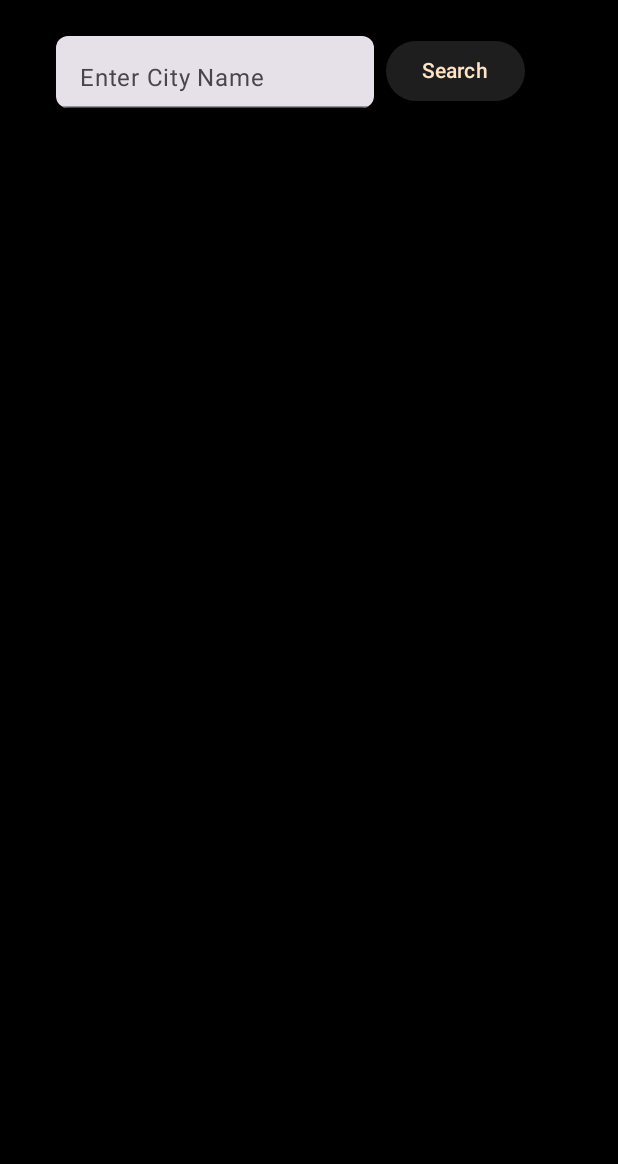
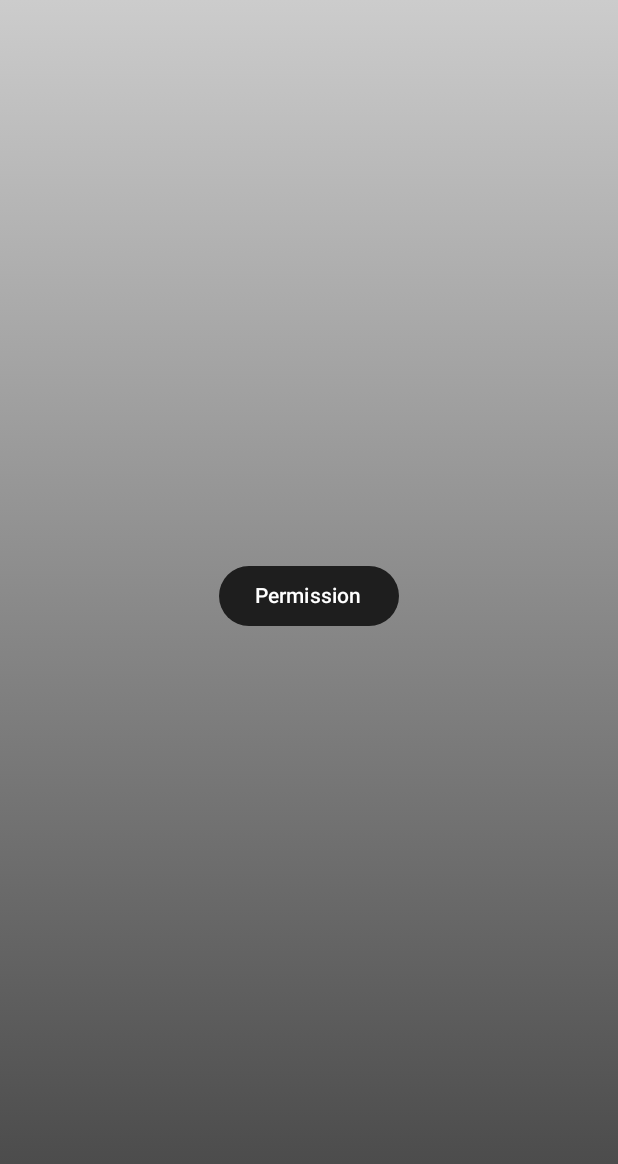
Before and after one commit to VasuB0612/Feather, an Android app built with Jetpack Compose: the screen it shows after launch (MainActivity), on a phone screen of 412 x 824 dp. Shown: the top 1164 px of the screen. Run offline under Robolectric (Android 15) with nearby library versions, the phone set to English and light mode, and no system bars.

Commit message:
Added the location functionality

```diff
--- a/app/build.gradle.kts
+++ b/app/build.gradle.kts
@@ -70,4 +70,5 @@ dependencies {
     debugImplementation("androidx.compose.ui:ui-test-manifest")
     implementation("com.squareup.retrofit2:retrofit:2.9.0")
     implementation("com.squareup.retrofit2:converter-gson:2.9.0")
+    implementation("com.google.accompanist:accompanist-permissions:0.35.0-alpha")
 }
--- a/app/src/main/AndroidManifest.xml
+++ b/app/src/main/AndroidManifest.xml
@@ -3,6 +3,8 @@
     xmlns:tools="http://schemas.android.com/tools">
 
     <uses-permission android:name="android.permission.INTERNET" />
+    <uses-permission android:name="android.permission.ACCESS_FINE_LOCATION" />
+    <uses-permission android:name="android.permission.ACCESS_COARSE_LOCATION" />
 
     <application
         android:allowBackup="true"
--- a/app/src/main/java/com/example/weatherapp/MainActivity.kt
+++ b/app/src/main/java/com/example/weatherapp/MainActivity.kt
@@ -1,5 +1,8 @@
 package com.example.weatherapp
 
+import android.annotation.SuppressLint
+import android.content.Context.LOCATION_SERVICE
+import android.location.LocationManager
 import android.os.Bundle
 import android.util.Log
 import androidx.activity.ComponentActivity
@@ -28,10 +31,13 @@ import androidx.compose.ui.Modifier
 import androidx.compose.ui.draw.clip
 import androidx.compose.ui.graphics.Brush
 import androidx.compose.ui.graphics.Color
+import androidx.compose.ui.platform.LocalContext
 import androidx.compose.ui.text.input.TextFieldValue
-import androidx.compose.ui.text.style.TextAlign
 import androidx.compose.ui.unit.dp
 import androidx.compose.ui.unit.sp
+import com.google.accompanist.permissions.ExperimentalPermissionsApi
+import com.google.accompanist.permissions.isGranted
+import com.google.accompanist.permissions.rememberPermissionState
 import retrofit2.Call
 import retrofit2.Callback
 import retrofit2.Response
@@ -43,7 +49,15 @@ class MainActivity : ComponentActivity() {
     override fun onCreate(savedInstanceState: Bundle?) {
         super.onCreate(savedInstanceState)
         setContent {
-            weatherScreen()
+            val (permissionGranted, setPermissionGranted) = remember { mutableStateOf(false) }
+
+            requestLocation {
+                setPermissionGranted(true)
+            }
+
+            if (permissionGranted) {
+                weatherScreen()
+            }
         }
     }
 }
@@ -56,7 +70,8 @@ fun weatherScreen(){
     val sunriseState = remember { mutableStateOf<String?>(null) }
     val sunsetState = remember { mutableStateOf<String?>(null) }
     val descriptionState = remember { mutableStateOf<String?>(null) }
-    val cityState = remember { mutableStateOf(TextFieldValue()) }
+    val cityState = remember { mutableStateOf<String?>(null) }
+    val nameState = remember { mutableStateOf(TextFieldValue()) }
     val fetchWeatherDataForCity = {
         temperatureState.value = null
         humidityState.value = null
@@ -64,9 +79,13 @@ fun weatherScreen(){
         sunriseState.value = null
         sunsetState.value = null
         descriptionState.value = null
+        cityState.value = null
 
-        fetchWeatherData(
-            cityName = cityState.value.text,
+        fetchWeatherData1(
+            cityName = nameState.value.text,
+            onCityReceived ={ cityName ->
+                cityState.value = cityName
+            },
             onTemperatureReceived = { temperature ->
                 temperatureState.value = temperature
             },
@@ -88,21 +107,23 @@ fun weatherScreen(){
         )
     }
 
-//    Box(
-//        modifier = Modifier.fillMaxSize().background(
-//            brush = Brush.verticalGradient(
-//                colors = listOf(
-//                    Color(0xFF6A4A92), // Start color (purple)
-//                    Color(0xFF42275A)  // End color (darker purple)
-//                )
-//            )
-//        )
-//    )
     Box(
         modifier = Modifier
             .fillMaxSize()
-            .background(Color.Black)
+            .background(
+                brush = Brush.verticalGradient(
+                    colors = listOf(
+                        Color.LightGray,
+                        Color.DarkGray
+                    )
+                )
+            )
     )
+//    Box(
+//        modifier = Modifier
+//            .fillMaxSize()
+//            .background(Color.Black)
+//    )
     Column (
         modifier = Modifier.fillMaxSize(),
         verticalArrangement = Arrangement.Center,
@@ -111,8 +132,8 @@ fun weatherScreen(){
             modifier = Modifier.offset(x = 37.dp, y = 16.dp),
         ){
             TextField(
-                value = cityState.value,
-                onValueChange = { cityState.value = it },
+                value = nameState.value,
+                onValueChange = { nameState.value = it },
                 label = { Text("Enter City Name") },
                 modifier = Modifier
                     .width(220.dp)
@@ -129,7 +150,7 @@ fun weatherScreen(){
             ) {
                 Text(
                     "Search",
-                    color = Color(255, 228, 196),
+                    color = Color.White,
                 )
             }
         }
@@ -139,11 +160,12 @@ fun weatherScreen(){
                 .padding(16.dp),
             horizontalAlignment = Alignment.CenterHorizontally,
         ) {
-            if (cityState.value.text.isNotBlank()) {
+            cityState.value?.let{ city ->
                 Text(
-                    text = cityState.value.text,
+                    text = city,
                     fontSize = 30.sp,
-                    color = Color(255, 228, 196),
+//                    color = Color(255, 228, 196),
+                    color = Color(20, 20, 20),
                     modifier = Modifier.padding(top = 150.dp)
                 )
             }
@@ -151,8 +173,10 @@ fun weatherScreen(){
                 descriptionState.value?.let{ description ->
                     Text(
                         description,
-                        modifier = Modifier.padding(top = 157.dp).padding(end = 60.dp),
-                        color = Color(255, 228, 196),
+                        modifier = Modifier
+                            .padding(top = 162.dp)
+                            .padding(end = 60.dp),
+                        color = Color(20, 20, 20),
                         fontSize = 19.sp
                     )
                 }
@@ -161,7 +185,7 @@ fun weatherScreen(){
                         text = "$temperature °C",
                         modifier = Modifier.padding(top = 150.dp),
                         style = MaterialTheme.typography.headlineLarge,
-                        color = Color(255, 228, 196),
+                        color = Color(20, 20, 20)
                     )
                 }
             }
@@ -180,8 +204,65 @@ fun weatherScreen(){
         }
     }
 }
+@SuppressLint("MissingPermission", "PermissionLaunchedDuringComposition")
+@OptIn(ExperimentalPermissionsApi::class)
+@Composable
+fun requestLocation(onPermissionGranted: () -> Unit) {
+    val context = LocalContext.current
+    val locationManager = context.getSystemService(LOCATION_SERVICE) as LocationManager
+    val locationPermissionState = rememberPermissionState(
+        android.Manifest.permission.ACCESS_COARSE_LOCATION
+    )
+    Box(
+        modifier = Modifier
+            .fillMaxSize()
+            .background(
+                brush = Brush.verticalGradient(
+                    colors = listOf(
+                        Color.LightGray,
+                        Color.DarkGray
+                    )
+                )
+            )
+    )
+    Column(
+        horizontalAlignment = Alignment.CenterHorizontally,
+        verticalArrangement = Arrangement.Center,
+        modifier = Modifier.fillMaxSize()
+    ) {
+        Button(
+            onClick = {
+                locationPermissionState.launchPermissionRequest()
+            },
+            modifier = Modifier.padding(bottom = 30.dp),
+            colors = ButtonDefaults.buttonColors(Color(30, 30, 30))
+        ) {
+            Text("Permission")
+        }
 
-fun fetchWeatherData(cityName: String, onTemperatureReceived: (String) -> Unit,
+        if (locationPermissionState.status.isGranted) {
+            val location = locationManager.getLastKnownLocation(LocationManager.FUSED_PROVIDER)
+            if (location != null) {
+                fetchWeatherData2(location.latitude, location.longitude)
+            }
+            onPermissionGranted()
+        } else {
+            Column (){
+                Text(
+                    "Grant location access to show weather forecast.",
+                    fontSize = 15.sp
+                )
+            }
+        }
+    }
+}
+
+fun fetchWeatherData2(latitude: Double, Longitude: Double){
+
+}
+
+fun fetchWeatherData1(cityName: String, onCityReceived: (String) -> Unit,
+                     onTemperatureReceived: (String) -> Unit,
                      onHumidityReceived: (Double) -> Unit, onWindSpeedReceived: (Double) -> Unit,
                      onSunRiseReceived: (String) -> Unit,
                      onSunSetReceived: (String) -> Unit,
@@ -197,12 +278,14 @@ fun fetchWeatherData(cityName: String, onTemperatureReceived: (String) -> Unit,
         override fun onResponse(call: Call<WeatherApp>, response: Response<WeatherApp>) {
             val responseBody = response.body();
             if (response.isSuccessful && responseBody != null){
+                val cityName = responseBody.name;
                 val temperature = responseBody.main.temp.toString()
                 val humidity = responseBody.main.humidity.toDouble()
                 val windSpeed = responseBody.wind.speed.toDouble()
                 val sunrise = responseBody.sys.sunrise.toString()
                 val sunset = responseBody.sys.sunset.toString()
                 val description = responseBody.weather.firstOrNull()?.main?: "unknown"
+                onCityReceived(cityName);
                 onTemperatureReceived(temperature);
                 onHumidityReceived(humidity);
                 onWindSpeedReceived(windSpeed);
```
